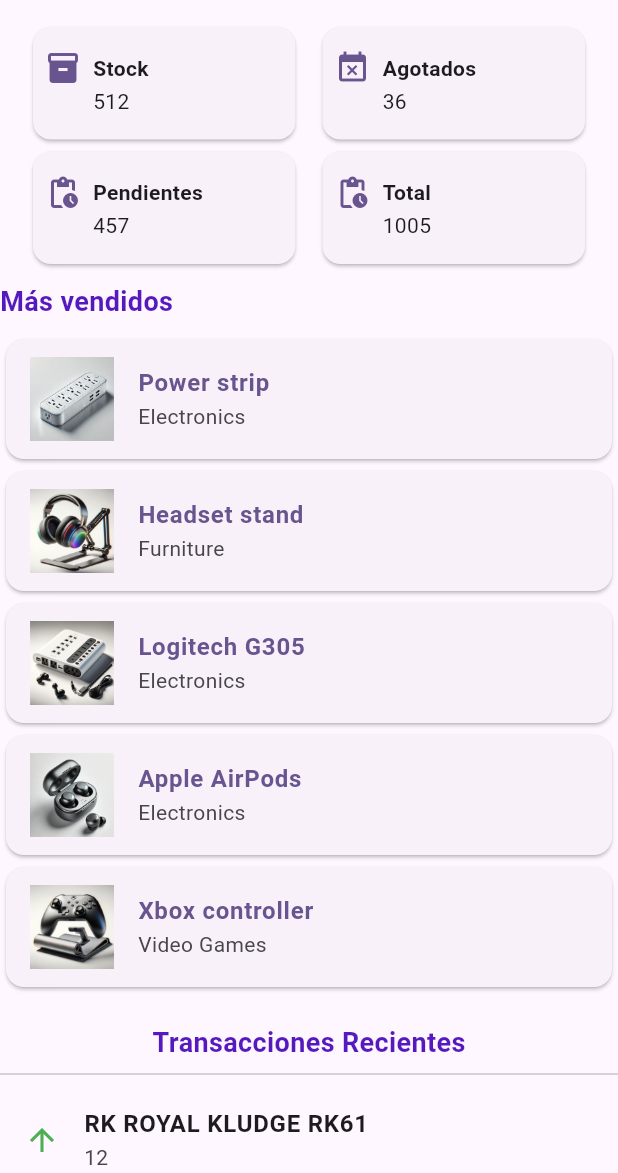
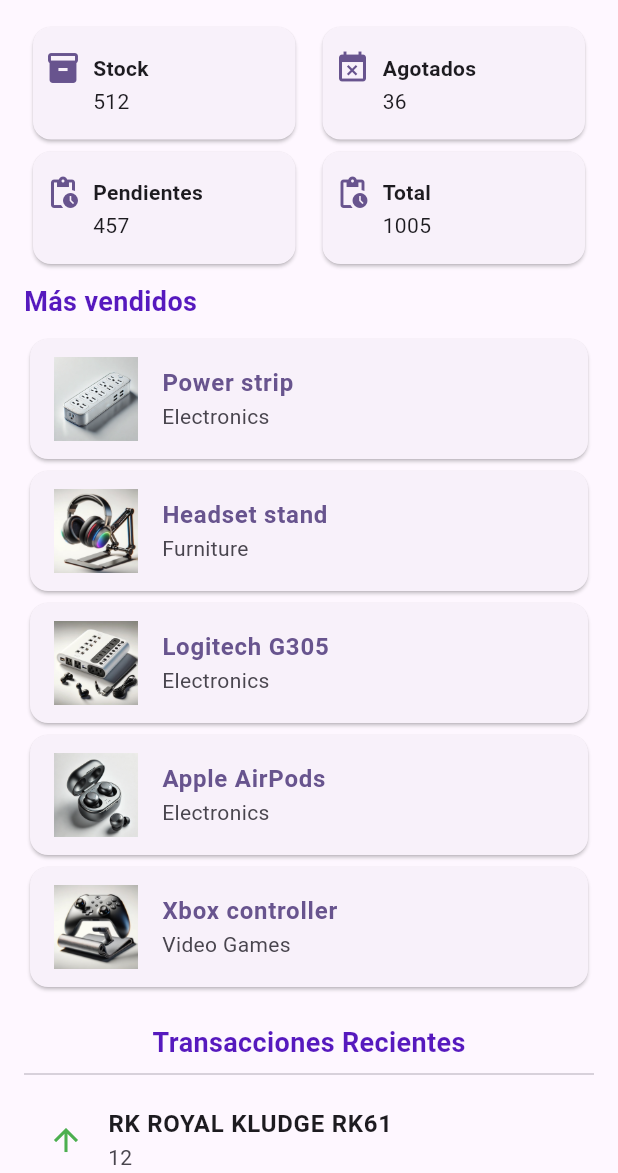
Before and after one commit to Inarixdono/itla-dpwfe, a Flutter app: the StockOverviewPage screen opened by its route, on a phone screen of 412 x 824 dp, the part 63-1236 px from its top. Run offline on Flutter 3.47's test engine with Material 3 defaults, Android fonts, the phone set to English and light mode, and no system bars; our stand-ins replace flutter_svg.

Commit message:
refactor StockOverviewPage layout to use ConstrainedBox for improved responsiveness

```diff
--- a/main_app/lib/widgets/pages/stock.dart
+++ b/main_app/lib/widgets/pages/stock.dart
@@ -1,4 +1,6 @@
+import 'package:flutter/cupertino.dart';
 import 'package:flutter/material.dart';
+import 'package:flutter/widgets.dart';
 import 'package:main_app/widgets/drawer.dart';
 import 'package:main_app/widgets/sections/staistics_list.dart';
 import 'package:main_app/widgets/sections/best_sellers.dart';
@@ -15,6 +17,9 @@ class StockOverviewPage extends StatelessWidget {
         title: const Text('Dashboard'),
       ),
       body: SingleChildScrollView(
+        child: Center(
+          child: ConstrainedBox(
+            constraints: const BoxConstraints.tightFor(width: 380),
             child: Column(
               children: [
                 const StaisticsList(staistics: staistics),
@@ -27,6 +32,8 @@ class StockOverviewPage extends StatelessWidget {
               ],
             ),
           ),
+        ),
+      ),
       drawer: const MyNavBar(),
     );
   }
```
Also changed, not shown: main_app/lib/widgets/sections/best_sellers.dart (line endings or trailing spaces). Lines whose indentation alone changed are shown as unchanged.
